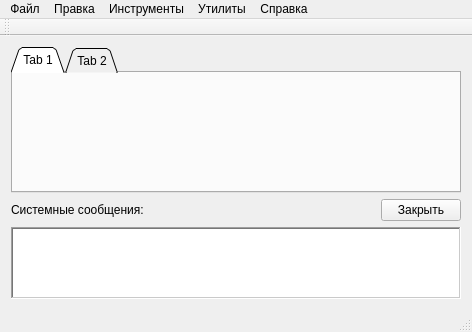
Qt form mainwindow.ui (atikbif/relkonIDE) before a commit.
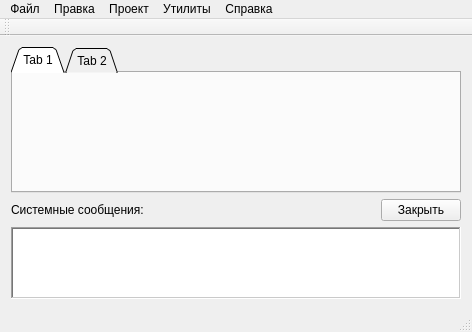
The same form after that commit. Icons and pictures are not drawn.

Diff of the .ui file:
```diff
--- a/mainwindow.ui
+++ b/mainwindow.ui
@@ -160,7 +160,7 @@
    </widget>
    <widget class="QMenu" name="menuCmd">
     <property name="title">
-     <string>Инструменты</string>
+     <string>Проект</string>
     </property>
    </widget>
    <widget class="QMenu" name="menuUtil">
```
